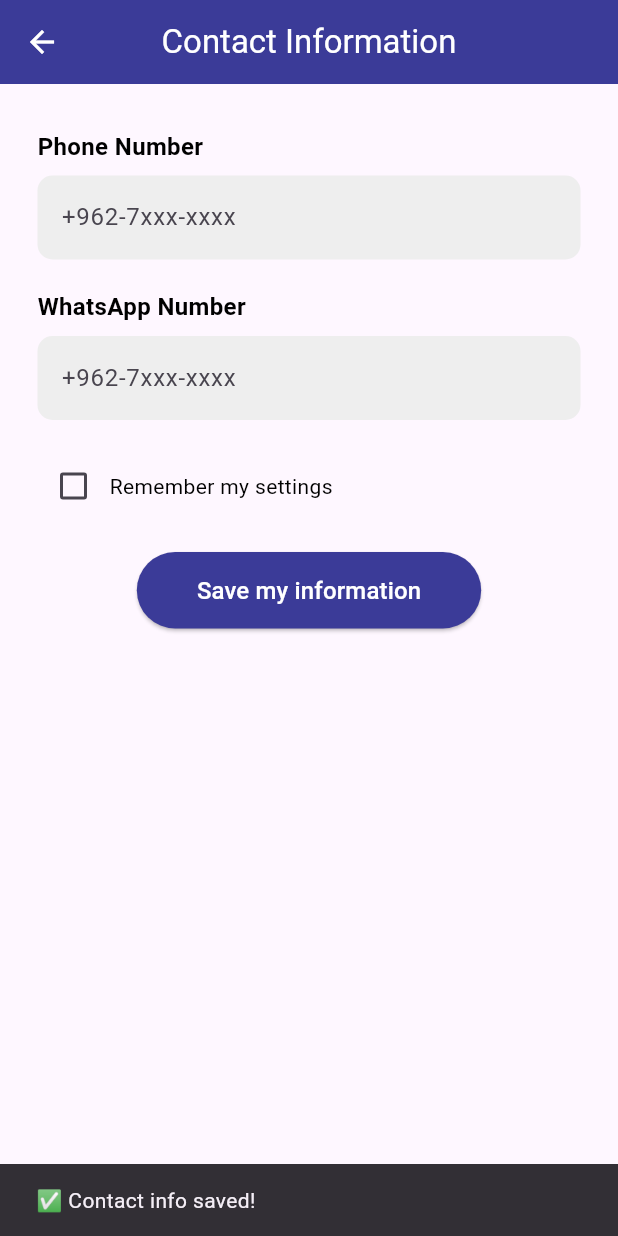
After one commit to JumanaGP2/GradPro2, a Flutter app: the ContactInfoPage screen opened directly, after a tap on "Save my information", on a phone screen of 412 x 824 dp. The commit adds this screen. Run offline on Flutter 3.47's test engine with Material 3 defaults, Android fonts, the light colour scheme and no system bars; our stand-ins replace firebase_auth, firebase_core, flutter_local_notifications, image_picker, share_plus, shared_preferences; accounts and stored records are empty.

Commit message:
your commit message

```diff
--- a/lib/Profile_page.dart
+++ b/lib/Profile_page.dart
@@ -4,6 +4,7 @@ import 'package:image_picker/image_picker.dart';
 import 'package:path_provider/path_provider.dart';
 import 'package:shared_preferences/shared_preferences.dart';
 import 'package:path/path.dart' as path;
+import 'contact_info_page.dart'; // تأكد أن هذه الصفحة موجودة
 
 class ProfilePage extends StatefulWidget {
   const ProfilePage({super.key});
@@ -139,7 +140,18 @@ class _ProfilePageState extends State<ProfilePage> {
             style: TextStyle(color: isDark ? Colors.white70 : Colors.grey),
           ),
           const SizedBox(height: 30),
-          _buildItem(context, Icons.phone, "Contact Info", Colors.green, () {}),
+          _buildItem(
+            context,
+            Icons.phone,
+            "Contact Info",
+            Colors.green,
+            () {
+              Navigator.push(
+                context,
+                MaterialPageRoute(builder: (_) => const ContactInfoPage()),
+              );
+            },
+          ),
           _buildItem(context, Icons.history, "Recent Activities", Colors.pinkAccent, () {}),
           _buildItem(context, Icons.security, "Security Settings", Colors.amber, () {}),
           _buildItem(context, Icons.logout, "Log out", Colors.red, () {
@@ -150,8 +162,13 @@ class _ProfilePageState extends State<ProfilePage> {
     );
   }
 
-  Widget _buildItem(BuildContext context, IconData icon, String label,
-      Color color, VoidCallback onTap) {
+  Widget _buildItem(
+    BuildContext context,
+    IconData icon,
+    String label,
+    Color color,
+    VoidCallback onTap,
+  ) {
     final isDark = Theme.of(context).brightness == Brightness.dark;
     return ListTile(
       leading: CircleAvatar(
--- a/lib/Settings_page.dart
+++ b/lib/Settings_page.dart
@@ -10,6 +10,8 @@ import 'privacy_policy_page.dart';
 import 'about_app_page.dart';
 // ignore: unused_import
 import 'rate_app_page.dart'; // تأكدي أن الملف موجود ومساره صحيح
+import 'package:share_plus/share_plus.dart'; // أضف هذا السطر في الأعلى
+
 
 
 class SettingsPage extends StatefulWidget {
@@ -160,11 +162,17 @@ class _SettingsPageState extends State<SettingsPage> {
 ),
 
           ListTile(
-            leading: const Icon(Icons.share, color: Colors.pink),
-            title: const Text('Share This App'),
-            trailing: const Icon(Icons.arrow_forward_ios, size: 16),
-            onTap: () {},
-          ),
+  leading: const Icon(Icons.share, color: Colors.pink),
+  title: const Text('Share This App'),
+  trailing: const Icon(Icons.arrow_forward_ios, size: 16),
+  onTap: () {
+    Share.share(
+       '\nhttps://JUSTSTORE.com/juststore',
+  subject: 'Just Store App 🌟',
+    );
+  },
+),
+
           ListTile(
             leading: const Icon(Icons.info_outline, color: Colors.teal),
             title: const Text('About'),
--- /dev/null
+++ b/lib/contact_info_page.dart
@@ -0,0 +1,148 @@
+import 'package:flutter/material.dart';
+import 'package:shared_preferences/shared_preferences.dart';
+
+class ContactInfoPage extends StatefulWidget {
+  const ContactInfoPage({super.key});
+
+  @override
+  State<ContactInfoPage> createState() => _ContactInfoPageState();
+}
+
+class _ContactInfoPageState extends State<ContactInfoPage> {
+  final TextEditingController phoneController = TextEditingController();
+  final TextEditingController whatsappController = TextEditingController();
+  bool remember = false;
+
+  @override
+  void initState() {
+    super.initState();
+    _loadContactInfo();
+  }
+
+  Future<void> _loadContactInfo() async {
+    final prefs = await SharedPreferences.getInstance();
+    phoneController.text = prefs.getString('phoneNumber') ?? '';
+    whatsappController.text = prefs.getString('whatsappNumber') ?? '';
+    remember = prefs.getBool('rememberContact') ?? false;
+    setState(() {});
+  }
+
+  Future<void> _saveContactInfo() async {
+    final prefs = await SharedPreferences.getInstance();
+    if (remember) {
+      await prefs.setString('phoneNumber', phoneController.text);
+      await prefs.setString('whatsappNumber', whatsappController.text);
+      await prefs.setBool('rememberContact', true);
+    } else {
+      await prefs.remove('phoneNumber');
+      await prefs.remove('whatsappNumber');
+      await prefs.setBool('rememberContact', false);
+    }
+
+    ScaffoldMessenger.of(context).showSnackBar(
+      const SnackBar(content: Text('✅ Contact info saved!')),
+    );
+  }
+
+  @override
+  Widget build(BuildContext context) {
+    final isDark = Theme.of(context).brightness == Brightness.dark;
+    final textColor = isDark ? Colors.white : Colors.black;
+
+    return Scaffold(
+      appBar: AppBar(
+        backgroundColor: const Color(0xFF3B3B98),
+        centerTitle: true,
+        title: const Text('Contact Information', style: TextStyle(color: Colors.white)),
+        iconTheme: const IconThemeData(color: Colors.white),
+      ),
+      backgroundColor: Theme.of(context).scaffoldBackgroundColor,
+      body: SingleChildScrollView(
+        padding: const EdgeInsets.symmetric(horizontal: 25, vertical: 30),
+        child: Column(
+          crossAxisAlignment: CrossAxisAlignment.start,
+          children: [
+            Text(
+              'Phone Number',
+              style: TextStyle(
+                fontSize: 16,
+                color: textColor,
+                fontWeight: FontWeight.bold,
+              ),
+            ),
+            const SizedBox(height: 8),
+            TextField(
+              controller: phoneController,
+              keyboardType: TextInputType.phone,
+              decoration: InputDecoration(
+                hintText: '+962-7xxx-xxxx',
+                filled: true,
+                fillColor: isDark ? Colors.grey[850] : Colors.grey[200],
+                border: OutlineInputBorder(
+                  borderRadius: BorderRadius.circular(10),
+                  borderSide: BorderSide.none,
+                ),
+              ),
+              style: TextStyle(color: textColor),
+            ),
+            const SizedBox(height: 20),
+            Text(
+              'WhatsApp Number',
+              style: TextStyle(
+                fontSize: 16,
+                color: textColor,
+                fontWeight: FontWeight.bold,
+              ),
+            ),
+            const SizedBox(height: 8),
+            TextField(
+              controller: whatsappController,
+              keyboardType: TextInputType.phone,
+              decoration: InputDecoration(
+                hintText: '+962-7xxx-xxxx',
+                filled: true,
+                fillColor: isDark ? Colors.grey[850] : Colors.grey[200],
+                border: OutlineInputBorder(
+                  borderRadius: BorderRadius.circular(10),
+                  borderSide: BorderSide.none,
+                ),
+              ),
+              style: TextStyle(color: textColor),
+            ),
+            const SizedBox(height: 20),
+            Row(
+              children: [
+                Checkbox(
+                  value: remember,
+                  onChanged: (val) {
+                    setState(() {
+                      remember = val ?? false;
+                    });
+                  },
+                ),
+                Text(
+                  'Remember my settings',
+                  style: TextStyle(color: textColor),
+                ),
+              ],
+            ),
+            const SizedBox(height: 20),
+            Center(
+              child: ElevatedButton(
+                onPressed: _saveContactInfo,
+                style: ElevatedButton.styleFrom(
+                  backgroundColor: const Color(0xFF3B3B98),
+                  padding: const EdgeInsets.symmetric(horizontal: 40, vertical: 14),
+                ),
+                child: const Text(
+                  'Save my information',
+                  style: TextStyle(fontSize: 16, color: Colors.white),
+                ),
+              ),
+            ),
+          ],
+        ),
+      ),
+    );
+  }
+}
--- a/pubspec.yaml
+++ b/pubspec.yaml
@@ -10,10 +10,11 @@ environment:
 dependencies:
   flutter:
     sdk: flutter
-
   # 📦 إدارة الحالة والتخزين المؤقت
   provider: ^6.1.1
   shared_preferences: ^2.2.2
+  share_plus: ^7.2.1
+
 
   # 📦 الوصول إلى المسارات
   path_provider: ^2.1.2
@@ -46,7 +47,6 @@ dev_dependencies:
 flutter:
   uses-material-design: true
   generate: true
-
   assets:
     - assets/laptop.png
     - assets/books.png
```
Also changed, not shown: pubspec.lock, 5 other files.
